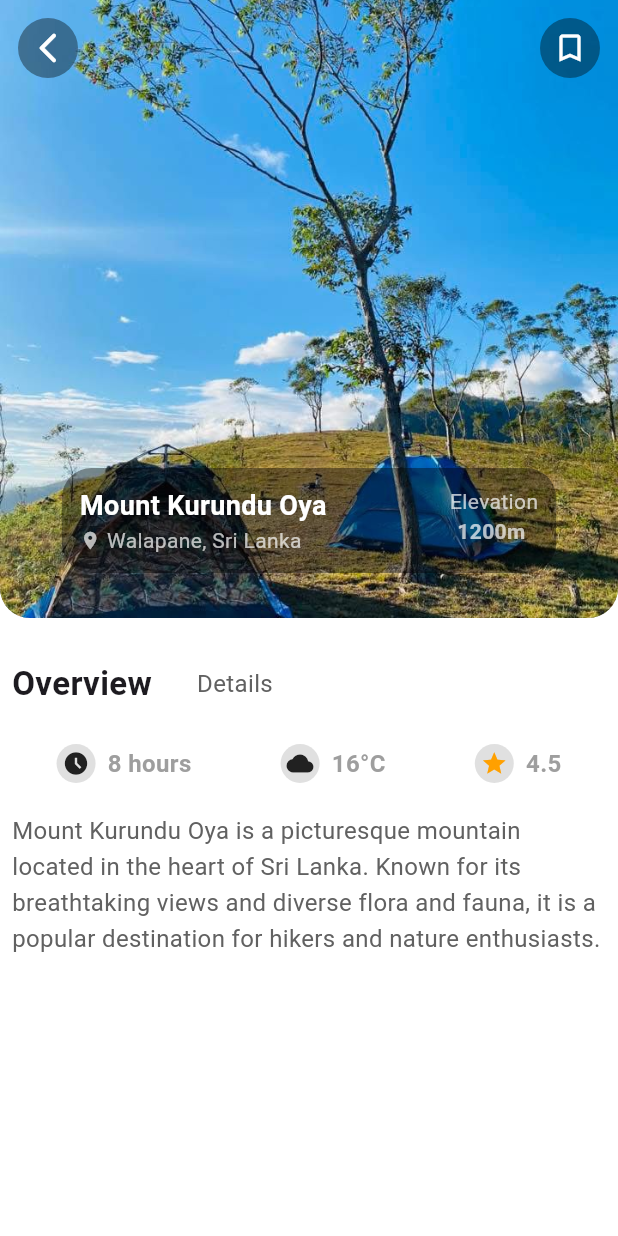
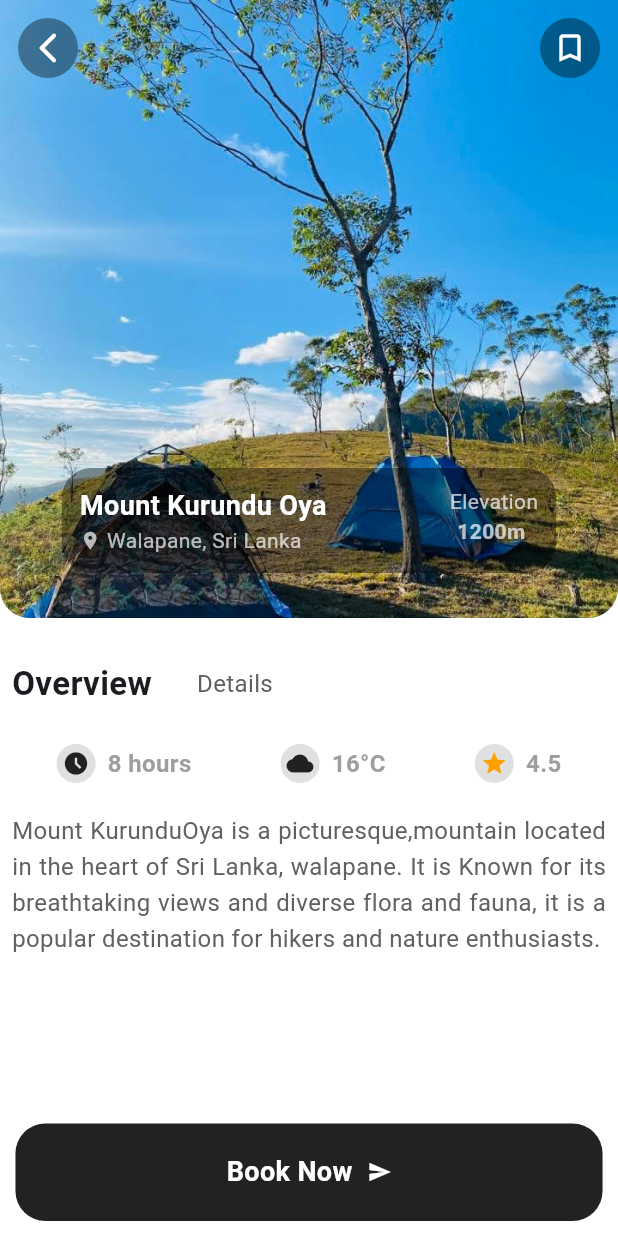
Before and after one commit to Eranga035225/app_for_travel_tales_flutter, a Flutter app: the PlaceView screen opened directly, on a phone screen of 412 x 824 dp. Run offline on Flutter 3.47's test engine with Material 3 defaults, Android fonts, the phone set to English and light mode, and no system bars; our stand-ins replace font_awesome_flutter, google_fonts.

Commit message:
developed compeletly place view screen

```diff
--- a/lib/main.dart
+++ b/lib/main.dart
@@ -18,7 +18,7 @@ class MyApp extends StatelessWidget {
       title: 'Travel Tales',
       debugShowCheckedModeBanner: false,
 
-      home: PlaceView(),
+      home: SplashScreen(),
     );
   }
 }
--- a/lib/screens/place_view.dart
+++ b/lib/screens/place_view.dart
@@ -8,7 +8,9 @@ class PlaceView extends StatelessWidget {
     final size = MediaQuery.of(context).size;
     return Scaffold(
       backgroundColor: Colors.white,
-      body: Column(
+      body: Stack(
+        children: [
+          Column(
             children: [
               Container(
                 height: size.height * 0.5,
@@ -160,12 +162,43 @@ class PlaceView extends StatelessWidget {
                       ],
                     ),
                     SizedBox(height: 20,),
-                Text('Mount Kurundu Oya is a picturesque mountain located in the heart of Sri Lanka. Known for its breathtaking views and diverse flora and fauna, it is a popular destination for hikers and nature enthusiasts.', style: TextStyle(fontSize: 16, color: Colors.grey.shade700, height: 1.5),)
+                    Text('Mount KurunduOya is a picturesque,mountain located in the heart of Sri Lanka, walapane. It is Known for its breathtaking views and diverse flora and fauna, it is a popular destination for hikers and nature enthusiasts.', style: TextStyle(fontSize: 16, color: Colors.grey.shade700, height: 1.5),textAlign: TextAlign.justify,),
+                    SizedBox(height: 20,),
+
 
                   ],
                 ),
               )
 
+            ],
+          ),
+          SafeArea(
+            child: Align(
+              alignment: Alignment.bottomCenter,
+              child: Padding(
+                padding: const EdgeInsets.only(bottom:10.0),
+                child: Container(
+                            width: size.width  * 0.95,
+                            height: 65,
+                            decoration: BoxDecoration(
+                              color: Colors.black87,
+                              borderRadius: BorderRadius.circular(20)
+                            ),
+                            child: Row(
+                              mainAxisAlignment: MainAxisAlignment.center,
+                              children: [
+                                Text('Book Now', style: TextStyle(color: Colors.white, fontSize: 18, fontWeight: FontWeight.bold),),
+                                SizedBox(width: 10,),
+                                Icon(Icons.send, color: Colors.white, size: 16,)
+
+                              ],
+
+                            )
+
+                          ),
+              ),
+            ),
+          )
         ],
       )
 
```
Lines whose indentation alone changed are shown as unchanged.
